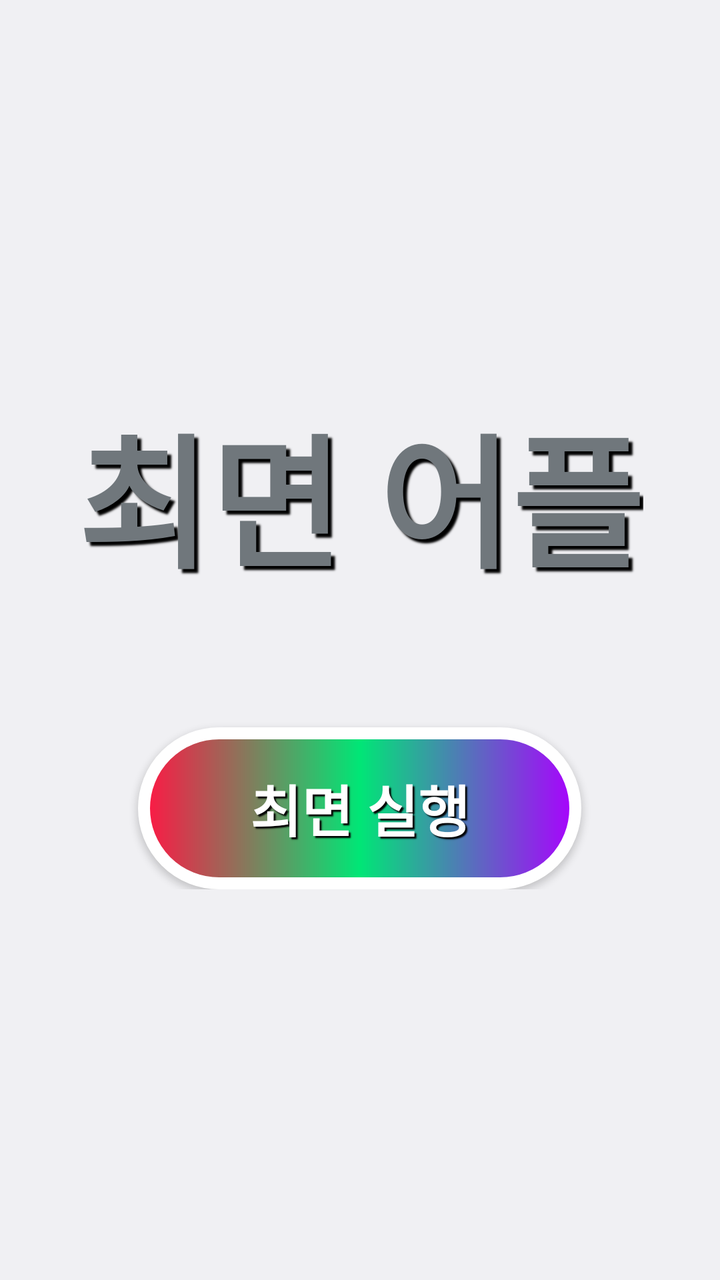
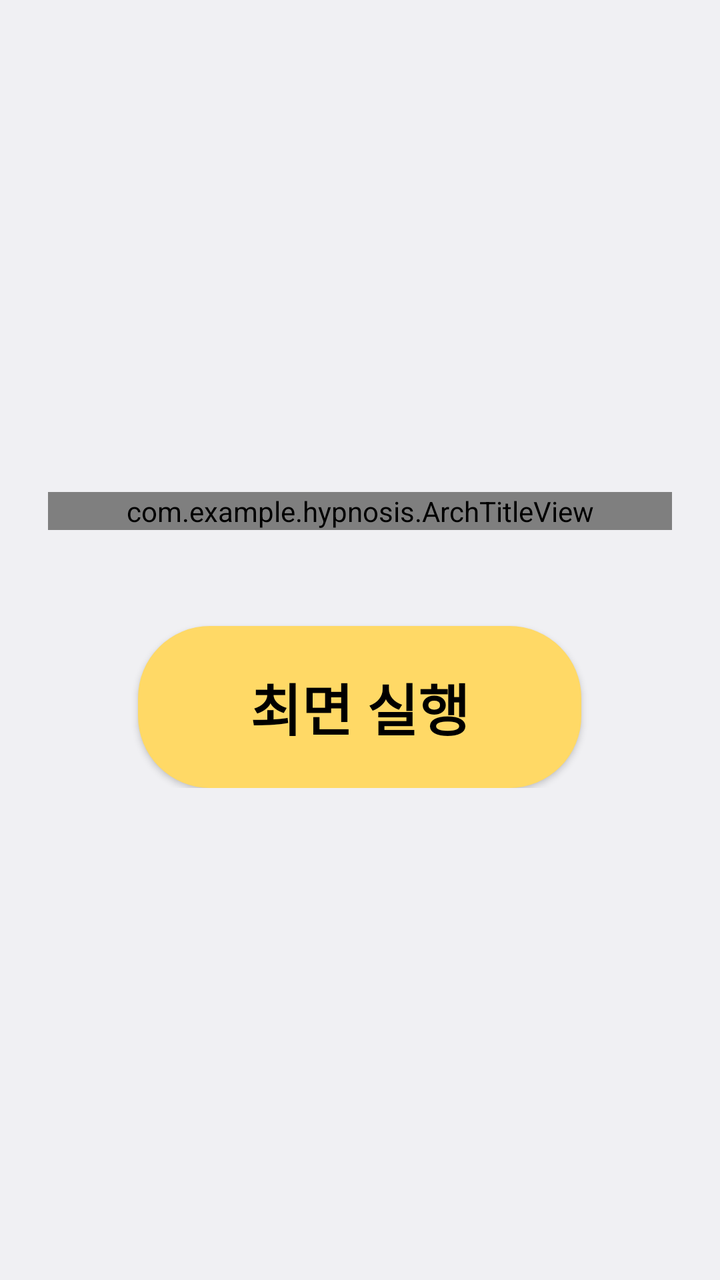

Before-and-after screenshots of an Android layout around one commit, followed by the original layout XML and the change that was made.
<!-- AndroidManifest.xml: application theme android:Theme.DeviceDefault.Light.NoActionBar -->
<!-- res/layout/activity_main.xml -->
<?xml version="1.0" encoding="utf-8"?>
<FrameLayout xmlns:android="http://schemas.android.com/apk/res/android"
    android:id="@+id/mainRoot"
    android:layout_width="match_parent"
    android:layout_height="match_parent">

    <LinearLayout
        android:layout_width="match_parent"
        android:layout_height="wrap_content"
        android:layout_gravity="center"
        android:gravity="center_horizontal"
        android:orientation="vertical"
        android:padding="24dp">

        <TextView
            android:id="@+id/title"
            android:layout_width="wrap_content"
            android:layout_height="wrap_content"
            android:layout_marginBottom="64dp"
            android:shadowColor="#000000"
            android:shadowDx="6"
            android:shadowDy="6"
            android:shadowRadius="2"
            android:text="@string/title"
            android:textSize="72sp"
            android:textStyle="bold" />

        <Button
            android:id="@+id/startButton"
            android:layout_width="wrap_content"
            android:layout_height="wrap_content"
            android:background="@drawable/rainbow_button"
            android:paddingStart="56dp"
            android:paddingTop="20dp"
            android:paddingEnd="56dp"
            android:paddingBottom="20dp"
            android:shadowColor="#000000"
            android:shadowDx="3"
            android:shadowDy="3"
            android:shadowRadius="1"
            android:text="@string/start"
            android:textColor="#FFFFFF"
            android:textSize="28sp"
            android:textStyle="bold" />
    </LinearLayout>
</FrameLayout>
<!-- resources referenced by this layout -->
<resources>
  <!-- drawable rainbow_button (drawable-nodpi) -->
  <?xml version="1.0" encoding="utf-8"?>
  <shape xmlns:android="http://schemas.android.com/apk/res/android" android:shape="rectangle">
      <gradient
          android:angle="0"
          android:endColor="#AA00FF"
          android:centerColor="#00E676"
          android:startColor="#FF1744" />
      <stroke android:width="6dp" android:color="#FFFFFF" />
      <corners android:radius="40dp" />
  </shape>
  <string name="start">최면 실행</string>
  <string name="title">최면 어플</string>
</resources>

<!-- the commit's change to res/layout/activity_main.xml (unified diff, before → after) -->
@@ -12,34 +12,23 @@
         android:orientation="vertical"
         android:padding="24dp">
 
-        <TextView
+        <com.example.hypnosis.ArchTitleView
             android:id="@+id/title"
-            android:layout_width="wrap_content"
+            android:layout_width="match_parent"
             android:layout_height="wrap_content"
-            android:layout_marginBottom="64dp"
-            android:shadowColor="#000000"
-            android:shadowDx="6"
-            android:shadowDy="6"
-            android:shadowRadius="2"
-            android:text="@string/title"
-            android:textSize="72sp"
-            android:textStyle="bold" />
+            android:layout_marginBottom="48dp" />
 
         <Button
             android:id="@+id/startButton"
             android:layout_width="wrap_content"
             android:layout_height="wrap_content"
-            android:background="@drawable/rainbow_button"
+            android:background="@drawable/bubble_button"
             android:paddingStart="56dp"
             android:paddingTop="20dp"
             android:paddingEnd="56dp"
             android:paddingBottom="20dp"
-            android:shadowColor="#000000"
-            android:shadowDx="3"
-            android:shadowDy="3"
-            android:shadowRadius="1"
             android:text="@string/start"
-            android:textColor="#FFFFFF"
+            android:textColor="#000000"
             android:textSize="28sp"
             android:textStyle="bold" />
     </LinearLayout>
<!-- resource entries referenced after the edit -->
@@ -1,17 +1,11 @@
 <!-- resources referenced by this layout -->
 <resources>
-  <!-- drawable rainbow_button (drawable-nodpi) -->
+  <!-- drawable bubble_button (drawable-nodpi) -->
   <?xml version="1.0" encoding="utf-8"?>
   <shape xmlns:android="http://schemas.android.com/apk/res/android" android:shape="rectangle">
-      <gradient
-          android:angle="0"
-          android:endColor="#AA00FF"
-          android:centerColor="#00E676"
-          android:startColor="#FF1744" />
-      <stroke android:width="6dp" android:color="#FFFFFF" />
-      <corners android:radius="40dp" />
+      <solid android:color="#FFD966" />
+      <corners android:radius="36dp" />
   </shape>
   <string name="start">최면 실행</string>
-  <string name="title">최면 어플</string>
 </resources>
 
